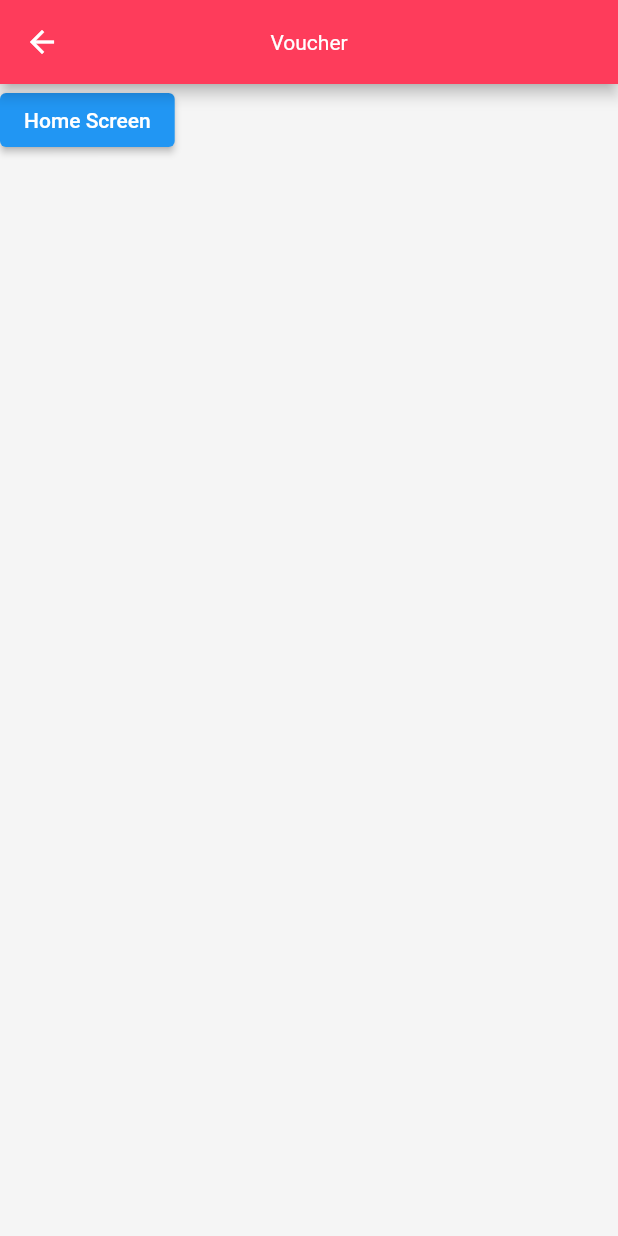
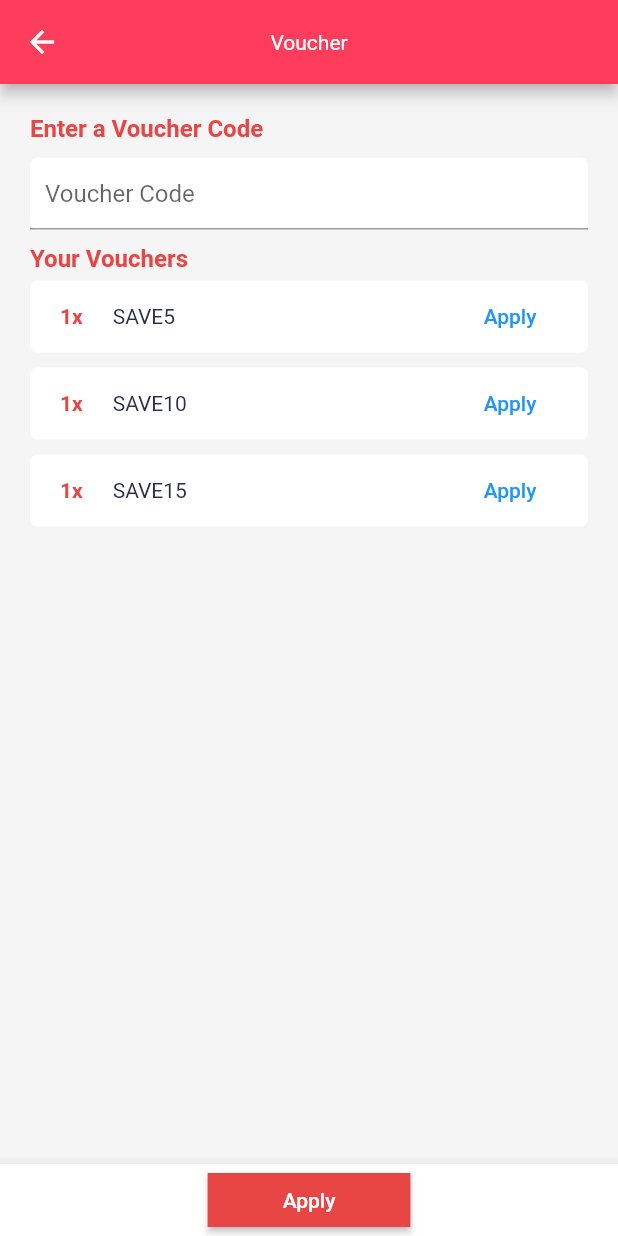
Before and after one commit to QD1221/food_delivery_sing, a Flutter app: the VoucherScreen screen opened by its route, on a phone screen of 412 x 824 dp. Run offline on Flutter 3.47's test engine with Material 2 defaults, Android fonts, the phone set to English and light mode, and no system bars; our stand-ins replace bloc, equatable, flutter_bloc, flutter_svg, geolocator, google_maps_flutter; network calls fail; Roboto replaces fonts that are missing (Futura).

Commit message:
5th commit

```diff
--- a/lib/blocs/basket/basket_bloc.dart
+++ b/lib/blocs/basket/basket_bloc.dart
@@ -4,6 +4,7 @@ import 'package:bloc/bloc.dart';
 import 'package:equatable/equatable.dart';
 import 'package:food_delivery_sing/models/basket_model.dart';
 import 'package:food_delivery_sing/models/menu_item_model.dart';
+import 'package:food_delivery_sing/models/voucher_model.dart';
 
 part 'basket_event.dart';
 
@@ -26,6 +27,8 @@ class BasketBloc extends Bloc<BasketEvent, BasketState> {
       yield* _mapRemoveAllBasketToState(event, state);
     } else if (event is ToggleSwitch) {
       yield* _mapToggleSwitchToState(event, state);
+    } else if (event is AddVoucher) {
+      yield* _mapAddVoucherToState(event, state);
     }
   }
 
@@ -97,4 +100,19 @@ class BasketBloc extends Bloc<BasketEvent, BasketState> {
       } catch (_) {}
     }
   }
+
+  Stream<BasketState> _mapAddVoucherToState(
+    AddVoucher event,
+    BasketState state,
+  ) async* {
+    if (state is BasketLoaded) {
+      try {
+        yield BasketLoaded(
+          basket: state.basket.copyWith(
+            voucher: event.voucher,
+          ),
+        );
+      } catch (_) {}
+    }
+  }
 }
--- a/lib/blocs/basket/basket_event.dart
+++ b/lib/blocs/basket/basket_event.dart
@@ -7,12 +7,12 @@ abstract class BasketEvent extends Equatable {
   List<Object> get props => [];
 }
 
-class StartBasket extends BasketEvent{
+class StartBasket extends BasketEvent {
   @override
   List<Object> get props => [];
 }
 
-class AddItem extends BasketEvent{
+class AddItem extends BasketEvent {
   final MenuItem item;
 
   AddItem(this.item);
@@ -21,25 +21,35 @@ class AddItem extends BasketEvent{
   List<Object> get props => [];
 }
 
-class RemoveItem extends BasketEvent{
+class RemoveItem extends BasketEvent {
   final MenuItem item;
 
   RemoveItem(this.item);
+
   @override
   List<Object> get props => [];
 }
 
-class RemoveAllItem extends BasketEvent{
+class RemoveAllItem extends BasketEvent {
   final MenuItem item;
 
   RemoveAllItem(this.item);
+
   @override
   List<Object> get props => [];
 }
 
-class ToggleSwitch extends BasketEvent{
+class ToggleSwitch extends BasketEvent {
   ToggleSwitch();
 
   @override
   List<Object> get props => [];
 }
+
+class AddVoucher extends BasketEvent {
+  final Voucher voucher;
+
+  const AddVoucher(this.voucher);
+  @override
+  List<Object> get props => [voucher];
+}
--- a/lib/models/basket_model.dart
+++ b/lib/models/basket_model.dart
@@ -1,27 +1,36 @@
 import 'package:equatable/equatable.dart';
 import 'package:food_delivery_sing/models/menu_item_model.dart';
+import 'package:food_delivery_sing/models/voucher_model.dart';
 
 class Basket extends Equatable {
   final List<MenuItem> items;
   final bool cutlery;
+  final Voucher? voucher;
 
   Basket({
     this.items = const <MenuItem>[],
     this.cutlery = false,
+    this.voucher,
   });
 
   Basket copyWith({
     List<MenuItem>? items,
     bool? cutlery,
+    Voucher? voucher,
   }) {
     return Basket(
       items: items ?? this.items,
       cutlery: cutlery ?? this.cutlery,
+      voucher: voucher ?? this.voucher,
     );
   }
 
   @override
-  List<Object?> get props => [items, cutlery];
+  List<Object?> get props => [
+        items,
+        cutlery,
+        voucher,
+      ];
 
   Map itemQuantity(item) {
     var quantity = Map();
@@ -39,8 +48,8 @@ class Basket extends Equatable {
   double get subtotal =>
       items.fold(0, (total, current) => total + current.price);
 
-  double total(subtotal){
-    return subtotal + 5;
+  double total(subtotal) {
+    return (voucher == null) ? subtotal + 5 : subtotal + 5 - voucher!.value;
   }
 
   String get subtotalString => subtotal.toStringAsFixed(2);
--- /dev/null
+++ b/lib/models/voucher_model.dart
@@ -0,0 +1,22 @@
+import 'package:equatable/equatable.dart';
+
+class Voucher extends Equatable {
+  final int id;
+  final String code;
+  final double value;
+
+  Voucher({
+    required this.id,
+    required this.code,
+    required this.value,
+  });
+
+  @override
+  List<Object?> get props => [id, code, value];
+
+  static List<Voucher> vouchers = [
+    Voucher(id: 1, code: 'SAVE5', value: 5.0),
+    Voucher(id: 2, code: 'SAVE10', value: 10.0),
+    Voucher(id: 3, code: 'SAVE15', value: 15.0),
+  ];
+}
--- a/lib/screens/basket/basket_screen.dart
+++ b/lib/screens/basket/basket_screen.dart
@@ -164,8 +164,8 @@ class BasketScreen extends StatelessWidget {
                                         .textTheme
                                         .headline6!
                                         .copyWith(
-                                            color:
-                                                Theme.of(context).accentColor),
+                                            color: Theme.of(context)
+                                                .accentColor),
                                   ),
                                   SizedBox(
                                     width: 20,
@@ -221,7 +221,8 @@ class BasketScreen extends StatelessWidget {
                           style: Theme.of(context)
                               .textTheme
                               .headline6!
-                              .copyWith(color: Theme.of(context).accentColor),
+                              .copyWith(
+                                  color: Theme.of(context).accentColor),
                         ),
                       )
                     ],
@@ -241,7 +242,11 @@ class BasketScreen extends StatelessWidget {
               child: Row(
                 mainAxisAlignment: MainAxisAlignment.spaceBetween,
                 children: [
-                  Column(
+                  BlocBuilder<BasketBloc, BasketState>(
+                    builder: (context, state) {
+                      if (state is BasketLoaded) {
+                        return (state.basket.voucher == null)
+                            ? Column(
                                 mainAxisAlignment: MainAxisAlignment.center,
                                 children: [
                                   SizedBox(
@@ -249,19 +254,31 @@ class BasketScreen extends StatelessWidget {
                                   ),
                                   Text(
                                     'Do you have a voucher?',
-                        style: Theme.of(context).textTheme.headline6,
+                                    style:
+                                        Theme.of(context).textTheme.headline6,
                                   ),
                                   TextButton(
-                        onPressed: () {},
+                                    onPressed: () {
+                                      Navigator.pushNamed(context, '/voucher');
+                                    },
                                     child: Text(
                                       'Apply',
                                       style: Theme.of(context)
                                           .textTheme
                                           .headline6!
-                              .copyWith(color: Theme.of(context).accentColor),
+                                          .copyWith(
+                                              color: Theme.of(context)
+                                                  .accentColor),
                                     ),
                                   )
                                 ],
+                              )
+                            : Text('Your voucher is added!',
+                                style: Theme.of(context).textTheme.headline6);
+                      } else {
+                        return Text('Something went wrong!');
+                      }
+                    },
                   ),
                   SvgPicture.asset('assets/delivery_time.svg'),
                 ],
@@ -328,7 +345,8 @@ class BasketScreen extends StatelessWidget {
                                   .textTheme
                                   .headline5!
                                   .copyWith(
-                                      color: Theme.of(context).accentColor),
+                                      color: Theme.of(context)
+                                          .accentColor),
                             ),
                             Text(
                               '\$${state.basket.totalString}',
@@ -336,7 +354,8 @@ class BasketScreen extends StatelessWidget {
                                   .textTheme
                                   .headline5!
                                   .copyWith(
-                                      color: Theme.of(context).accentColor),
+                                      color: Theme.of(context)
+                                          .accentColor),
                             )
                           ],
                         )
--- a/lib/screens/voucher/voucher_screen.dart
+++ b/lib/screens/voucher/voucher_screen.dart
@@ -1,4 +1,7 @@
 import 'package:flutter/material.dart';
+import 'package:flutter_bloc/flutter_bloc.dart';
+import 'package:food_delivery_sing/blocs/basket/basket_bloc.dart';
+import 'package:food_delivery_sing/models/voucher_model.dart';
 
 class VoucherScreen extends StatelessWidget {
   const VoucherScreen({Key? key}) : super(key: key);
@@ -22,11 +25,111 @@ class VoucherScreen extends StatelessWidget {
         backgroundColor: Theme.of(context).primaryColor,
         centerTitle: true,
       ),
-      body: ElevatedButton(
-        child: Text('Home Screen'),
-        onPressed: () {
-          Navigator.pushNamed(context, '/');
-        },
+      bottomNavigationBar: BottomAppBar(
+        child: Container(
+          child: Row(
+            mainAxisAlignment: MainAxisAlignment.center,
+            children: [
+              ElevatedButton(
+                style: ElevatedButton.styleFrom(
+                  padding: EdgeInsets.symmetric(horizontal: 50),
+                  shape: RoundedRectangleBorder(),
+                  primary: Theme.of(context).colorScheme.secondary,
+                ),
+                onPressed: () {},
+                child: Text('Apply'),
+              )
+            ],
+          ),
+        ),
+      ),
+      body: Padding(
+        padding: EdgeInsets.all(20),
+        child: Column(
+          crossAxisAlignment: CrossAxisAlignment.start,
+          children: [
+            Text(
+              'Enter a Voucher Code',
+              style: Theme.of(context)
+                  .textTheme
+                  .headline4!
+                  .copyWith(color: Theme.of(context).colorScheme.secondary),
+            ),
+            Container(
+              width: double.infinity,
+              margin: EdgeInsets.only(top: 10, bottom: 10),
+              decoration: BoxDecoration(
+                color: Colors.white,
+                borderRadius: BorderRadius.circular(5),
+              ),
+              child: Row(
+                mainAxisAlignment: MainAxisAlignment.spaceBetween,
+                children: [
+                  Expanded(
+                    child: TextFormField(
+                      decoration: InputDecoration(
+                        hintText: 'Voucher Code',
+                        contentPadding: EdgeInsets.all(10),
+                      ),
+                    ),
+                  ),
+                ],
+              ),
+            ),
+            Text(
+              'Your Vouchers',
+              style: Theme.of(context)
+                  .textTheme
+                  .headline4!
+                  .copyWith(color: Theme.of(context).colorScheme.secondary),
+            ),
+            ListView.builder(
+              itemCount: Voucher.vouchers.length,
+              shrinkWrap: true,
+              itemBuilder: (BuildContext context, int index) {
+                return Container(
+                  width: double.infinity,
+                  margin: EdgeInsets.only(top: 5, bottom: 5),
+                  padding: EdgeInsets.symmetric(horizontal: 20),
+                  decoration: BoxDecoration(
+                    color: Colors.white,
+                    borderRadius: BorderRadius.circular(5),
+                  ),
+                  child: Row(
+                    mainAxisAlignment: MainAxisAlignment.spaceBetween,
+                    children: [
+                      Text(
+                        '1x',
+                        style: Theme.of(context).textTheme.headline5!.copyWith(
+                            color: Theme.of(context).colorScheme.secondary),
+                      ),
+                      SizedBox(width: 20),
+                      Expanded(
+                        child: Text(
+                          Voucher.vouchers[index].code,
+                          style: Theme.of(context).textTheme.headline6,
+                        ),
+                      ),
+                      BlocBuilder<BasketBloc, BasketState>(
+                        builder: (context, state) {
+                          return TextButton(
+                            onPressed: () {
+                              context
+                                  .read<BasketBloc>()
+                                  .add(AddVoucher(Voucher.vouchers[index]));
+                              Navigator.pop(context);
+                            },
+                            child: Text('Apply'),
+                          );
+                        },
+                      ),
+                    ],
+                  ),
+                );
+              },
+            )
+          ],
+        ),
       ),
     );
   }
```
Lines whose indentation alone changed are shown as unchanged.
